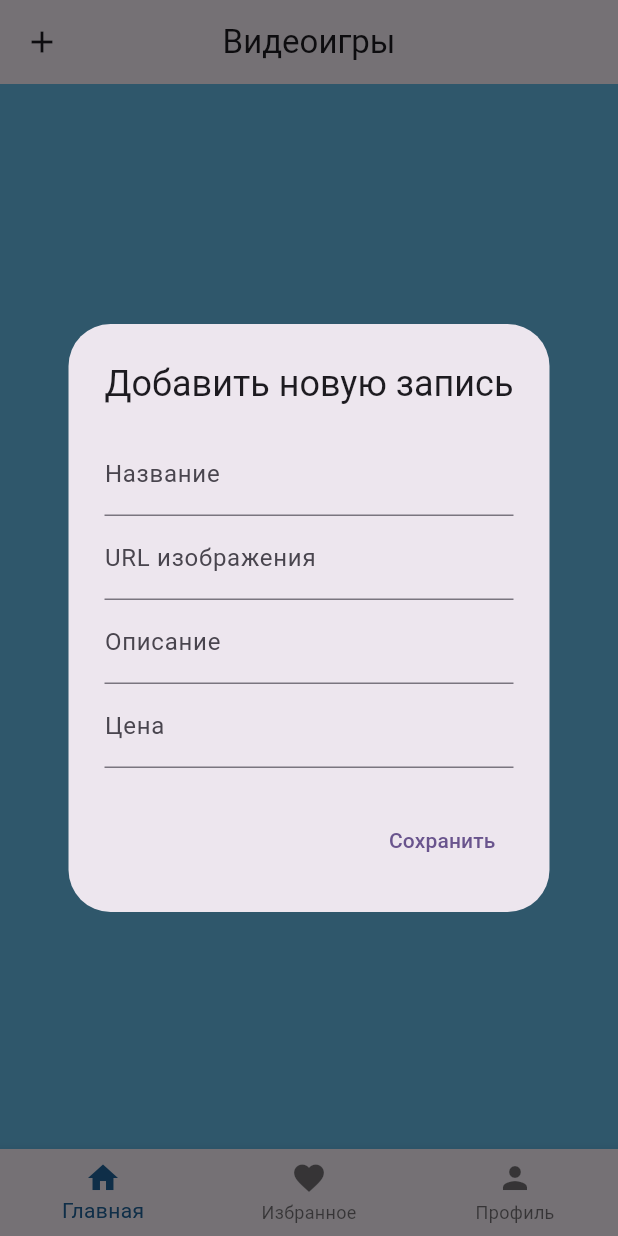
After one commit to KatrinKH/pcs_11, a Flutter app: the screen it shows after launch, after a tap on the "add" icon, on a phone screen of 412 x 824 dp. The commit adds this screen. Run offline on Flutter 3.47's test engine with Material 3 defaults, Android fonts, the phone set to English and light mode, and no system bars; our stand-ins replace supabase_flutter; accounts and stored records are empty.

Commit message:
Виджет для добавления игры

```diff
--- /dev/null
+++ b/lib/widgets/add_product_dialog.dart
@@ -0,0 +1,71 @@
+import 'package:flutter/material.dart';
+import 'package:supabase_flutter/supabase_flutter.dart';
+
+class AddProductDialog extends StatefulWidget {
+  const AddProductDialog({super.key});
+
+  @override
+  _AddProductDialogState createState() => _AddProductDialogState();
+}
+
+class _AddProductDialogState extends State<AddProductDialog> {
+  final nameController = TextEditingController();
+  final imageUrlController = TextEditingController();
+  final descriptionController = TextEditingController();
+  final priceController = TextEditingController();
+
+  void saveNote() async {
+    final double? price = double.tryParse(priceController.text);
+
+    await Supabase.instance.client.from('notes').insert({
+      'Name': nameController.text,
+      'ImageURL': imageUrlController.text,
+      'Description': descriptionController.text,
+      'Price': price,
+    });
+
+    nameController.clear();
+    imageUrlController.clear();
+    descriptionController.clear();
+    priceController.clear();
+  }
+
+  @override
+  Widget build(BuildContext context) {
+    return AlertDialog(
+      title: const Text('Добавить новую запись'),
+      content: SingleChildScrollView(
+        child: Column(
+          children: [
+            TextField(
+              controller: nameController,
+              decoration: const InputDecoration(labelText: 'Название'),
+            ),
+            TextField(
+              controller: imageUrlController,
+              decoration: const InputDecoration(labelText: 'URL изображения'),
+            ),
+            TextField(
+              controller: descriptionController,
+              decoration: const InputDecoration(labelText: 'Описание'),
+            ),
+            TextField(
+              controller: priceController,
+              decoration: const InputDecoration(labelText: 'Цена'),
+              keyboardType: TextInputType.number,
+            ),
+          ],
+        ),
+      ),
+      actions: [
+        TextButton(
+          onPressed: () {
+            saveNote();
+            Navigator.pop(context);
+          },
+          child: const Text('Сохранить'),
+        ),
+      ],
+    );
+  }
+}
```
Also changed, not shown: lib/pages/home_page.dart (+3 -60 lines).
